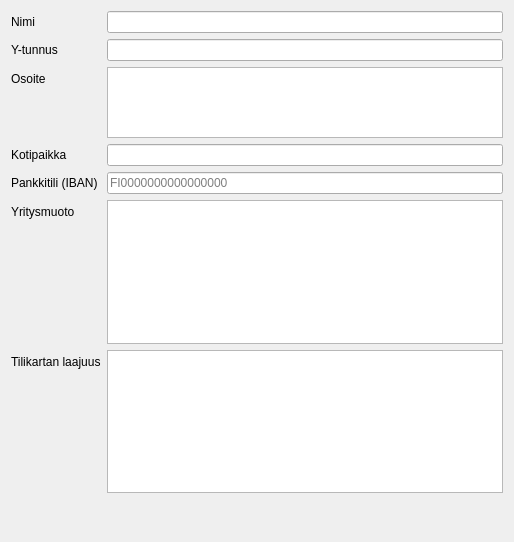
artoh/kitupiikki, file kitsas/uusikirjanpito/uusitiedot.ui: the form before one commit.
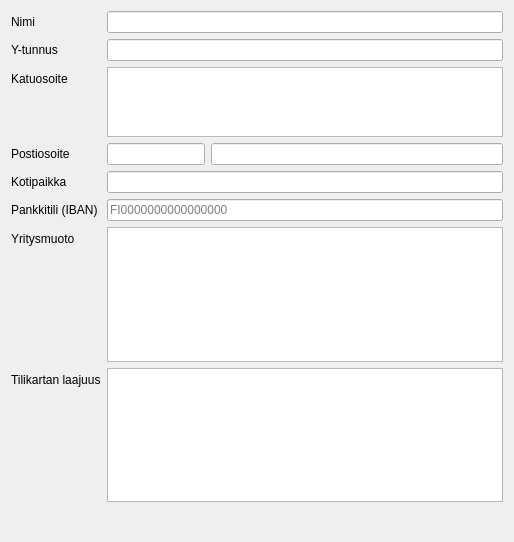
The form after the commit.

What changed in the file:
```diff
--- a/kitsas/uusikirjanpito/uusitiedot.ui
+++ b/kitsas/uusikirjanpito/uusitiedot.ui
@@ -30,7 +30,7 @@
    <item row="4" column="0">
     <widget class="QLabel" name="label_5">
      <property name="text">
-      <string>Osoite</string>
+      <string>Katuosoite</string>
      </property>
      <property name="buddy">
       <cstring>osoiteEdit</cstring>
@@ -50,7 +50,7 @@
      </property>
     </widget>
    </item>
-   <item row="6" column="0">
+   <item row="7" column="0">
     <widget class="QLabel" name="label_3">
      <property name="text">
       <string>Pankkitili (IBAN)</string>
@@ -60,14 +60,14 @@
      </property>
     </widget>
    </item>
-   <item row="6" column="1">
+   <item row="7" column="1">
     <widget class="QLineEdit" name="tiliLine">
      <property name="placeholderText">
       <string>FI0000000000000000</string>
      </property>
     </widget>
    </item>
-   <item row="7" column="0">
+   <item row="8" column="0">
     <widget class="QLabel" name="muotoLabel">
      <property name="text">
       <string>Yritysmuoto</string>
@@ -77,10 +77,10 @@
      </property>
     </widget>
    </item>
-   <item row="7" column="1">
+   <item row="8" column="1">
     <widget class="QListWidget" name="muotoList"/>
    </item>
-   <item row="8" column="0">
+   <item row="9" column="0">
     <widget class="QLabel" name="label_4">
      <property name="text">
       <string>Tilikartan laajuus</string>
@@ -90,10 +90,10 @@
      </property>
     </widget>
    </item>
-   <item row="8" column="1">
+   <item row="9" column="1">
     <widget class="QListWidget" name="laajuusList"/>
    </item>
-   <item row="9" column="0">
+   <item row="10" column="0">
     <spacer name="verticalSpacer">
      <property name="orientation">
       <enum>Qt::Vertical</enum>
@@ -119,16 +119,33 @@
    <item row="2" column="1">
     <widget class="QLineEdit" name="ytunnusEdit"/>
    </item>
-   <item row="5" column="0">
+   <item row="6" column="0">
     <widget class="QLabel" name="label_6">
      <property name="text">
       <string>Kotipaikka</string>
      </property>
     </widget>
    </item>
-   <item row="5" column="1">
+   <item row="6" column="1">
     <widget class="QLineEdit" name="kotipaikkaEdit"/>
    </item>
+   <item row="5" column="0">
+    <widget class="QLabel" name="label_7">
+     <property name="text">
+      <string>Postiosoite</string>
+     </property>
+    </widget>
+   </item>
+   <item row="5" column="1">
+    <layout class="QHBoxLayout" name="horizontalLayout" stretch="1,3">
+     <item>
+      <widget class="QLineEdit" name="postinumeroEdit"/>
+     </item>
+     <item>
+      <widget class="QLineEdit" name="kaupunkiEdit"/>
+     </item>
+    </layout>
+   </item>
   </layout>
  </widget>
  <tabstops>
```
